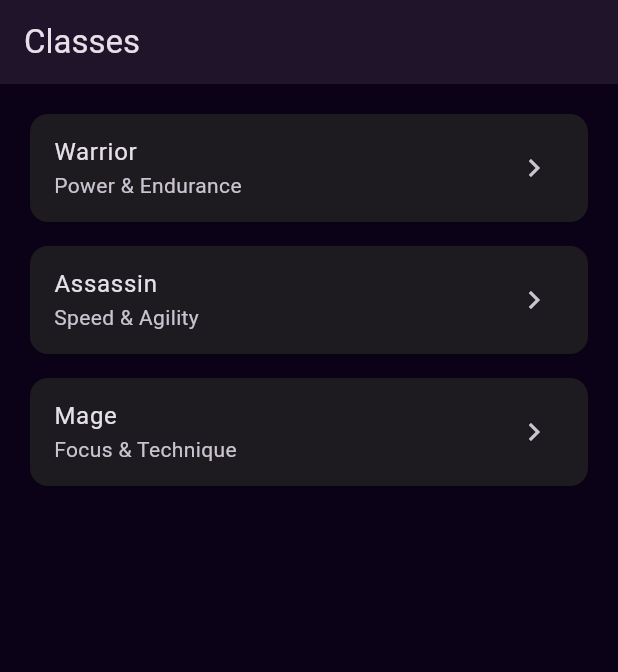
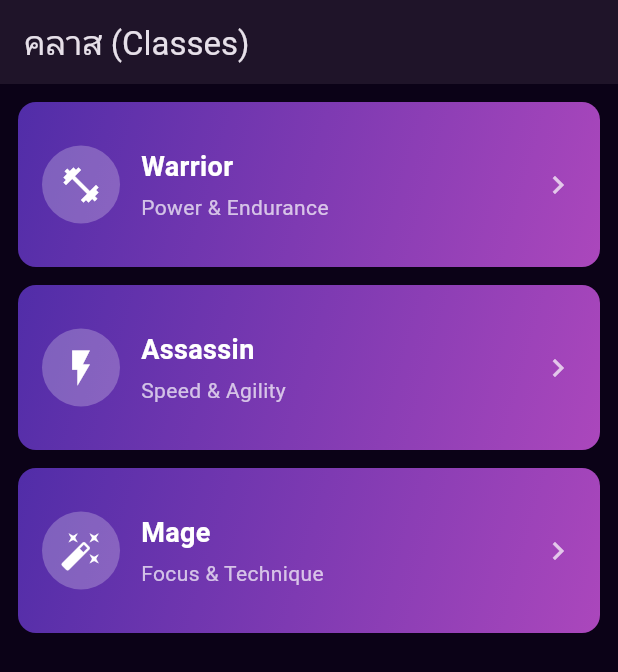
Before and after one commit to Skydev2003/sololeveling, a Flutter app: the ClassesPage screen opened by its route, on a phone screen of 412 x 824 dp. Shown: the top 672 px of the screen. Run offline on Flutter 3.47's test engine with Material 3 defaults, Android fonts, the phone set to English and light mode, and no system bars; our stand-ins replace flutter_riverpod, go_router, google_fonts, shared_preferences; accounts and stored records are empty; Roboto replaces fonts that are missing (Kanit).

Commit message:
อัพเดต ครั้งที่ 1

```diff
--- a/lib/src/pages/classes_page.dart
+++ b/lib/src/pages/classes_page.dart
@@ -11,21 +11,84 @@ class ClassesPage extends ConsumerWidget {
     final classes = ref.watch(classesProvider);
 
     return Scaffold(
-      appBar: AppBar(title: const Text('Classes')),
-      body: ListView.separated(
-        padding: const EdgeInsets.all(16),
-        itemBuilder: (context, index) {
-          final c = classes[index];
-          return Card(
-            child: ListTile(
-              title: Text(c.name),
-              subtitle: Text(c.tagline),
-              trailing: const Icon(Icons.chevron_right),
-            ),
-          );
-        },
-        separatorBuilder: (_, __) => const SizedBox(height: 8),
-        itemCount: classes.length,
+      appBar: AppBar(title: const Text('คลาส (Classes)')),
+      body: Padding(
+        padding: const EdgeInsets.all(12),
+        child: GridView.builder(
+          gridDelegate: const SliverGridDelegateWithFixedCrossAxisCount(
+            crossAxisCount: 1,
+            mainAxisExtent: 110,
+            childAspectRatio: 3.6,
+            crossAxisSpacing: 12,
+            mainAxisSpacing: 12,
+          ),
+          itemCount: classes.length,
+          itemBuilder: (context, index) {
+            final c = classes[index];
+            final colors = [Colors.deepPurple.shade700, Colors.purple.shade400];
+            final icon =
+                index == 0
+                    ? Icons.fitness_center
+                    : index == 1
+                    ? Icons.flash_on
+                    : Icons.auto_fix_high;
+
+            return InkWell(
+              onTap: () {
+                // later: select class
+                ScaffoldMessenger.of(
+                  context,
+                ).showSnackBar(SnackBar(content: Text('เลือกคลาส: ${c.name}')));
+              },
+              child: Container(
+                decoration: BoxDecoration(
+                  borderRadius: BorderRadius.circular(12),
+                  gradient: LinearGradient(
+                    colors: colors,
+                    begin: Alignment.topLeft,
+                    end: Alignment.bottomRight,
+                  ),
+                ),
+                padding: const EdgeInsets.symmetric(
+                  horizontal: 16,
+                  vertical: 12,
+                ),
+                child: Row(
+                  children: [
+                    CircleAvatar(
+                      radius: 26,
+                      backgroundColor: Colors.white24,
+                      child: Icon(icon, color: Colors.white, size: 28),
+                    ),
+                    const SizedBox(width: 14),
+                    Expanded(
+                      child: Column(
+                        crossAxisAlignment: CrossAxisAlignment.start,
+                        mainAxisAlignment: MainAxisAlignment.center,
+                        children: [
+                          Text(
+                            c.name,
+                            style: const TextStyle(
+                              color: Colors.white,
+                              fontSize: 18,
+                              fontWeight: FontWeight.w600,
+                            ),
+                          ),
+                          const SizedBox(height: 4),
+                          Text(
+                            c.tagline,
+                            style: const TextStyle(color: Colors.white70),
+                          ),
+                        ],
+                      ),
+                    ),
+                    const Icon(Icons.chevron_right, color: Colors.white70),
+                  ],
+                ),
+              ),
+            );
+          },
+        ),
       ),
     );
   }
--- a/lib/src/routes/app_router.dart
+++ b/lib/src/routes/app_router.dart
@@ -1,4 +1,3 @@
-import 'package:flutter/material.dart';
 import 'package:flutter_riverpod/flutter_riverpod.dart';
 import 'package:go_router/go_router.dart';
 
--- a/lib/src/theme/app_theme.dart
+++ b/lib/src/theme/app_theme.dart
@@ -8,7 +8,6 @@ class AppTheme {
       colorScheme: base.colorScheme.copyWith(
         primary: const Color(0xFF6D28D9), // indigo/purple
         secondary: const Color(0xFF7C3AED),
-        background: const Color(0xFF0B0217),
         surface: const Color(0xFF12081A),
       ),
       scaffoldBackgroundColor: const Color(0xFF0B0217),
--- a/pubspec.yaml
+++ b/pubspec.yaml
@@ -13,6 +13,7 @@ dependencies:
   go_router: ^6.0.0
   google_fonts: ^6.0.0
   uuid: ^3.0.6
+  shared_preferences: ^2.1.0
 
 dev_dependencies:
   flutter_test:
```
Also changed, not shown: lib/src/providers/player_provider.dart (+31 -1 lines), lib/src/providers/quest_provider.dart (+57 -3 lines), lib/src/widgets/stat_card.dart (+53 -2 lines), pubspec.lock, 2 other files.
